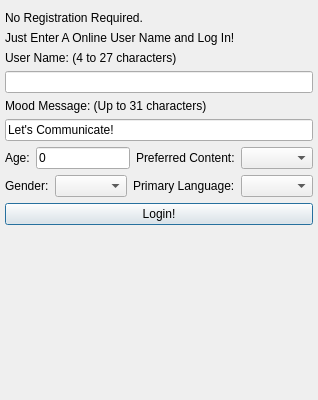
Above: GoTvApps/GoTvCommon/Forms/ActivityCreateAccount.ui from brettrjones-github/nolimitconnect before the change. Below: the same form after it.
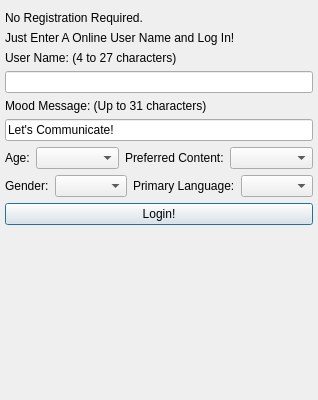
That is the form after the change. Custom widgets are drawn as their Qt base class.

Diff of the .ui file:
```diff
--- a/GoTvApps/GoTvCommon/Forms/ActivityCreateAccount.ui
+++ b/GoTvApps/GoTvCommon/Forms/ActivityCreateAccount.ui
@@ -127,16 +127,13 @@
       </widget>
      </item>
      <item>
-      <widget class="QLineEdit" name="m_AgeEdit">
+      <widget class="QComboBox" name="m_AgeComboBox">
        <property name="sizePolicy">
-        <sizepolicy hsizetype="Expanding" vsizetype="Preferred">
+        <sizepolicy hsizetype="Expanding" vsizetype="Fixed">
          <horstretch>0</horstretch>
          <verstretch>0</verstretch>
         </sizepolicy>
        </property>
-       <property name="text">
-        <string>0</string>
-       </property>
       </widget>
      </item>
      <item>
```
